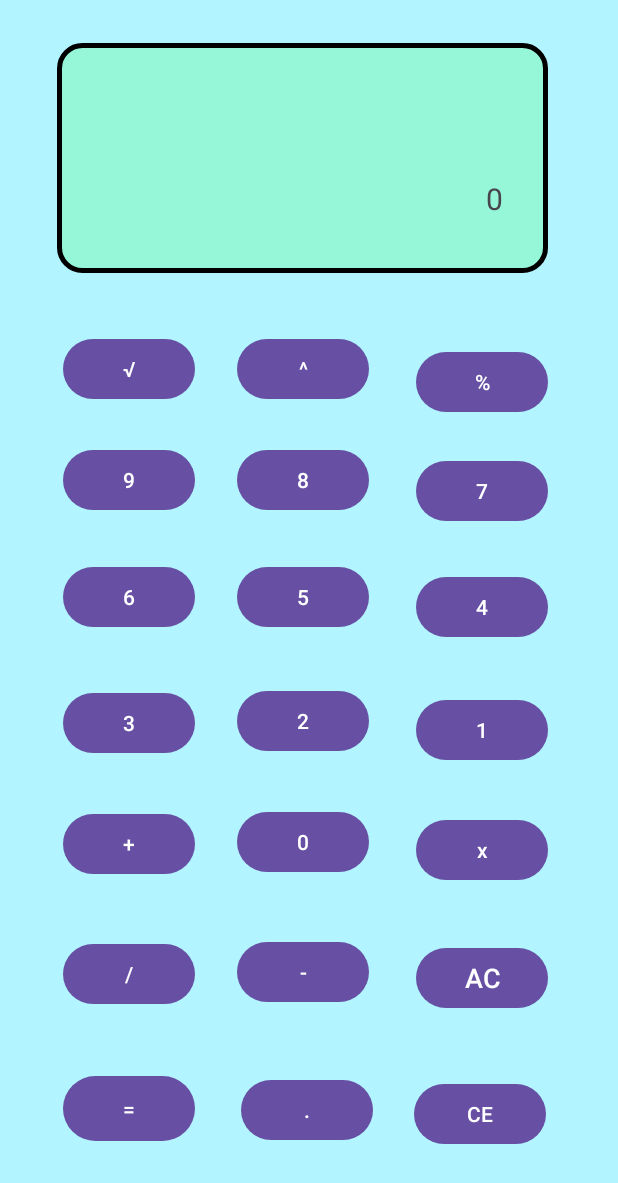
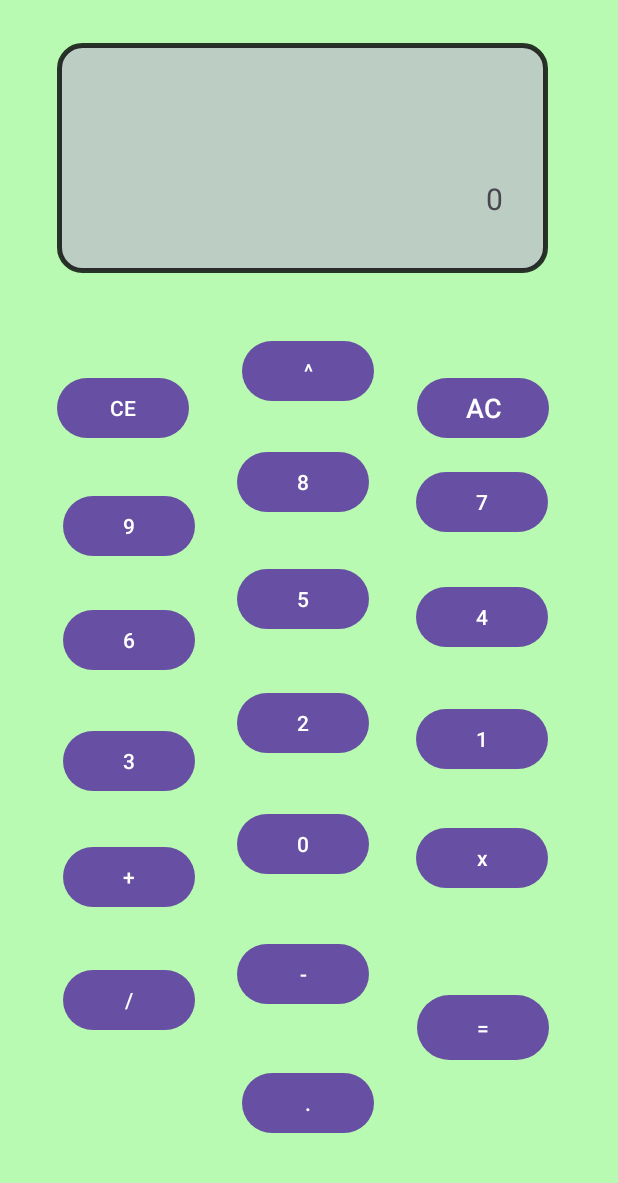
Before and after one commit to livingstone234/MyCalculatorApp, an Android app: the screen it shows after launch (MainActivity), on a phone screen of 412 x 824 dp. Shown: the top 1183 px of the screen. Run offline under Robolectric (Android 15) with nearby library versions, the phone set to English and light mode, and no system bars.

Commit message:
third commit

```diff
--- a/app/src/main/res/drawable/border.xml
+++ b/app/src/main/res/drawable/border.xml
@@ -1,7 +1,7 @@
 <?xml version="1.0" encoding="utf-8"?>
 <shape xmlns:android="http://schemas.android.com/apk/res/android">
-    <solid android:color="#3C3BFF5C"/> <!-- Background color of the button -->
-    <stroke android:color="#000000"
+    <solid android:color="#3CC43BFF"/> <!-- Background color of the button -->
+    <stroke android:color="#C9000000"
             android:width="3dp"/> <!-- Border color and width -->
     <corners android:radius="15dp"/> <!-- Border corner radius -->
 </shape>
--- a/app/src/main/res/layout/activity_main.xml
+++ b/app/src/main/res/layout/activity_main.xml
@@ -5,7 +5,7 @@
     android:layout_width="match_parent"
     android:layout_height="match_parent"
     tools:context=".MainActivity"
-    android:background="#4D00EAFF">
+    android:background="#4D1AFF00">
 
 
     <TextView
@@ -25,19 +25,6 @@
         app:layout_constraintVertical_bias="0.043" />
 
     <Button
-        android:id="@+id/button"
-        android:layout_width="wrap_content"
-        android:layout_height="wrap_content"
-        android:layout_marginTop="40dp"
-        android:text="√"
-        app:layout_constraintBottom_toBottomOf="parent"
-        app:layout_constraintEnd_toEndOf="parent"
-        app:layout_constraintHorizontal_bias="0.13"
-        app:layout_constraintStart_toStartOf="parent"
-        app:layout_constraintTop_toBottomOf="@+id/display"
-        app:layout_constraintVertical_bias="0.0" />
-
-    <Button
         android:id="@+id/button2"
         android:layout_width="wrap_content"
         android:layout_height="wrap_content"
@@ -46,22 +33,10 @@
         android:text="^"
         app:layout_constraintBottom_toBottomOf="parent"
         app:layout_constraintEnd_toEndOf="parent"
-        app:layout_constraintHorizontal_bias="0.023"
-        app:layout_constraintStart_toEndOf="@+id/button"
+        app:layout_constraintHorizontal_bias="0.458"
+        app:layout_constraintStart_toStartOf="parent"
         app:layout_constraintTop_toBottomOf="@+id/display"
-        app:layout_constraintVertical_bias="0.0" />
-
-    <Button
-        android:id="@+id/button3"
-        android:layout_width="wrap_content"
-        android:layout_height="wrap_content"
-        android:text="%"
-        app:layout_constraintBottom_toBottomOf="parent"
-        app:layout_constraintEnd_toEndOf="parent"
-        app:layout_constraintHorizontal_bias="0.402"
-        app:layout_constraintStart_toEndOf="@+id/button2"
-        app:layout_constraintTop_toBottomOf="@+id/display"
-        app:layout_constraintVertical_bias="0.082" />
+        app:layout_constraintVertical_bias="0.002" />
 
     <Button
         android:id="@+id/button4"
@@ -72,8 +47,8 @@
         app:layout_constraintEnd_toEndOf="parent"
         app:layout_constraintHorizontal_bias="0.13"
         app:layout_constraintStart_toStartOf="parent"
-        app:layout_constraintTop_toBottomOf="@+id/button"
-        app:layout_constraintVertical_bias="0.052" />
+        app:layout_constraintTop_toTopOf="parent"
+        app:layout_constraintVertical_bias="0.421" />
 
     <Button
         android:id="@+id/button5"
@@ -97,8 +72,8 @@
         app:layout_constraintEnd_toEndOf="parent"
         app:layout_constraintHorizontal_bias="0.132"
         app:layout_constraintStart_toEndOf="@+id/button5"
-        app:layout_constraintTop_toBottomOf="@+id/button3"
-        app:layout_constraintVertical_bias="0.05" />
+        app:layout_constraintTop_toBottomOf="@+id/display"
+        app:layout_constraintVertical_bias="0.217" />
 
     <Button
         android:id="@+id/button7"
@@ -240,10 +215,10 @@
         android:textSize="18sp"
         app:layout_constraintBottom_toBottomOf="parent"
         app:layout_constraintEnd_toEndOf="parent"
-        app:layout_constraintHorizontal_bias="0.402"
-        app:layout_constraintStart_toEndOf="@+id/button17"
-        app:layout_constraintTop_toBottomOf="@+id/button15"
-        app:layout_constraintVertical_bias="0.203" />
+        app:layout_constraintHorizontal_bias="0.857"
+        app:layout_constraintStart_toStartOf="parent"
+        app:layout_constraintTop_toTopOf="parent"
+        app:layout_constraintVertical_bias="0.32" />
 
     <Button
         android:id="@+id/button19"
@@ -253,10 +228,10 @@
         android:text="="
         app:layout_constraintBottom_toBottomOf="parent"
         app:layout_constraintEnd_toEndOf="parent"
-        app:layout_constraintHorizontal_bias="0.13"
+        app:layout_constraintHorizontal_bias="0.857"
         app:layout_constraintStart_toStartOf="parent"
-        app:layout_constraintTop_toBottomOf="@+id/button16"
-        app:layout_constraintVertical_bias="0.348" />
+        app:layout_constraintTop_toTopOf="parent"
+        app:layout_constraintVertical_bias="0.852" />
 
     <Button
         android:id="@+id/button20"
@@ -265,10 +240,10 @@
         android:text="CE"
         app:layout_constraintBottom_toBottomOf="parent"
         app:layout_constraintEnd_toEndOf="parent"
-        app:layout_constraintHorizontal_bias="0.361"
-        app:layout_constraintStart_toEndOf="@+id/button21"
-        app:layout_constraintTop_toBottomOf="@+id/button18"
-        app:layout_constraintVertical_bias="0.425" />
+        app:layout_constraintHorizontal_bias="0.117"
+        app:layout_constraintStart_toStartOf="parent"
+        app:layout_constraintTop_toTopOf="parent"
+        app:layout_constraintVertical_bias="0.32" />
 
     <Button
         android:id="@+id/button21"
@@ -277,10 +252,10 @@
         android:text="."
         app:layout_constraintBottom_toBottomOf="parent"
         app:layout_constraintEnd_toEndOf="parent"
-        app:layout_constraintHorizontal_bias="0.157"
-        app:layout_constraintStart_toEndOf="@+id/button19"
+        app:layout_constraintHorizontal_bias="0.498"
+        app:layout_constraintStart_toStartOf="parent"
         app:layout_constraintTop_toBottomOf="@+id/button17"
-        app:layout_constraintVertical_bias="0.425" />
+        app:layout_constraintVertical_bias="0.37" />
 
 
 </androidx.constraintlayout.widget.ConstraintLayout>
```
